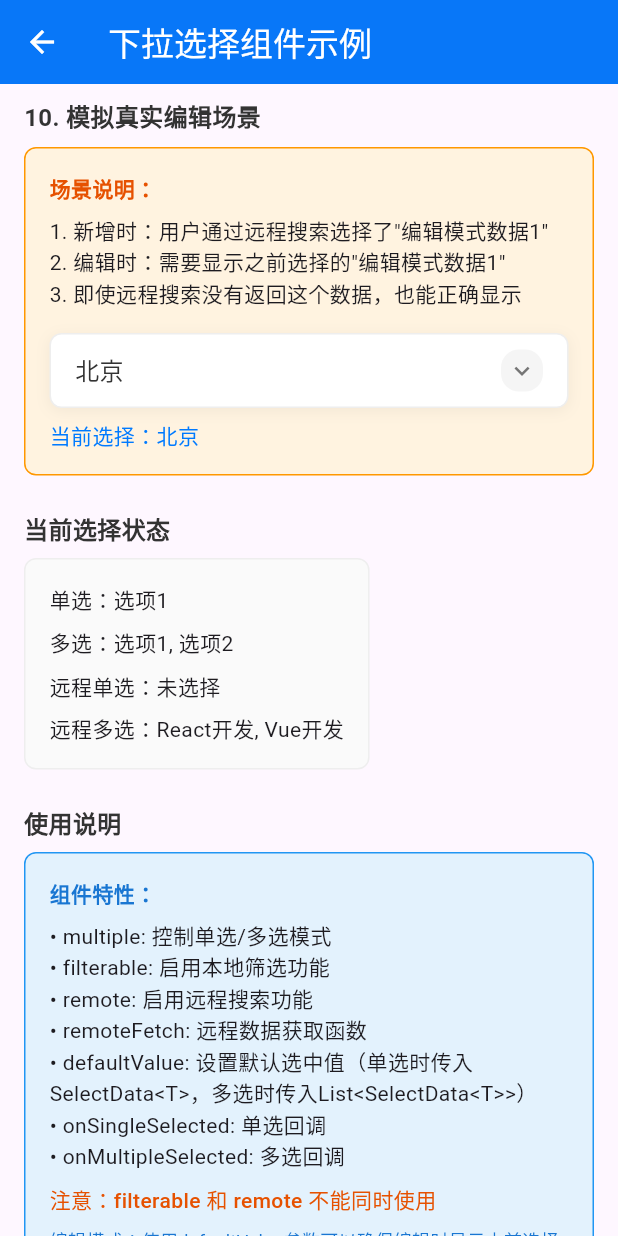
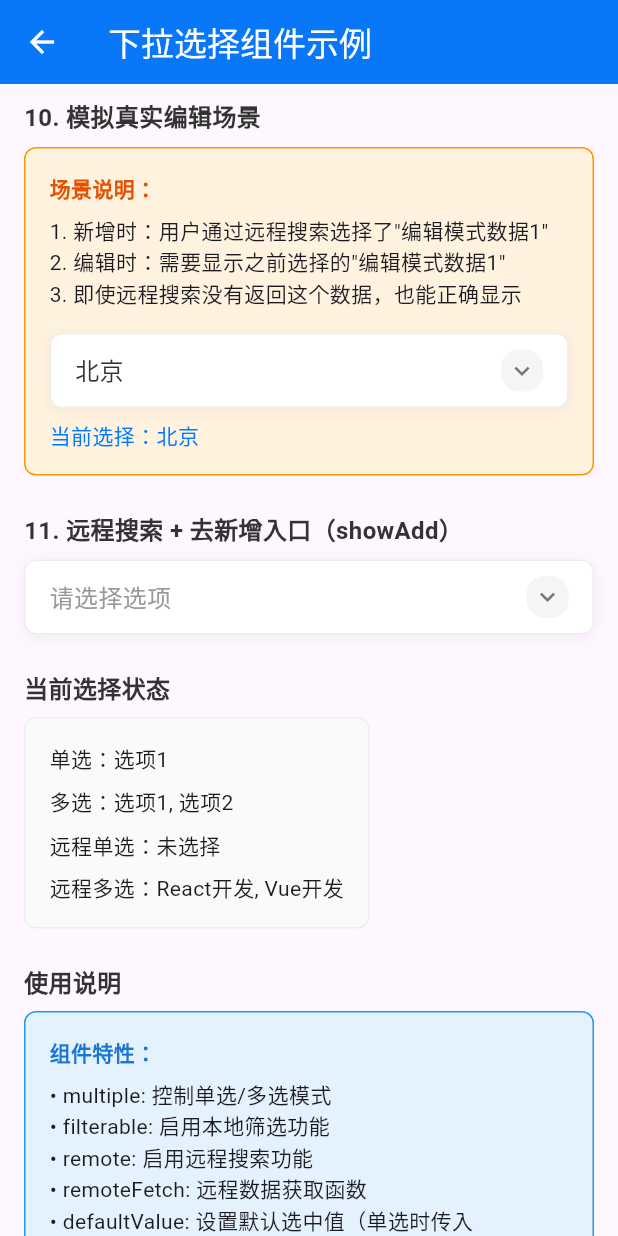
Before and after one commit to yuzhido/simple_ui_for_flutter, a Flutter app: the DropdownSelectPage screen opened directly, scrolled down 1152 dp, on a phone screen of 412 x 824 dp. Run offline on Flutter 3.47's test engine with Material 3 defaults, Android fonts, the phone set to English and light mode, and no system bars; our stand-ins replace dio, file_picker, image_picker, permission_handler, sqflite; accounts and stored records are empty.

Commit message:
优化自定义下拉组件可以配置显示新增按钮

```diff
--- a/example/lib/pages/dropdown_select/index.dart
+++ b/example/lib/pages/dropdown_select/index.dart
@@ -353,6 +353,19 @@ class _DropdownSelectPageState extends State<DropdownSelectPage> {
             ),
             const SizedBox(height: 24),
 
+            // 远程搜索 + 去新增入口
+            _buildSectionTitle('11. 远程搜索 + 去新增入口（showAdd）'),
+            const SizedBox(height: 8),
+            DropdownChoose<City>(
+              remote: true,
+              remoteFetch: _fetchRemoteData,
+              showAdd: true,
+              onAdd: (val) {
+                _toast('点击了去新增');
+              },
+            ),
+            const SizedBox(height: 24),
+
             // 显示当前选择状态
             _buildSectionTitle('当前选择状态'),
             const SizedBox(height: 8),
--- a/lib/models/form_config.dart
+++ b/lib/models/form_config.dart
@@ -166,6 +166,8 @@ class DropdownFieldProps {
   final Future<List<SelectData<dynamic>>> Function(String keyword)? remoteFetch;
   final Function(SelectData<dynamic>)? onSingleSelected;
   final Function(List<SelectData<dynamic>>)? onMultipleSelected;
+  final bool? showAdd;
+  final void Function(String keyword)? onAdd;
   const DropdownFieldProps({
     required this.options,
     this.multiple,
@@ -178,6 +180,8 @@ class DropdownFieldProps {
     this.placeholderText,
     this.onSingleSelected,
     this.onMultipleSelected,
+    this.showAdd,
+    this.onAdd,
   });
 }
 
--- a/lib/src/config_form/index.dart
+++ b/lib/src/config_form/index.dart
@@ -307,6 +307,11 @@ class _ConfigFormState extends State<ConfigForm> {
                       filterable: filterable,
                       remote: remote,
                       defaultValue: defaultValue,
+                      showAdd: p?.showAdd ?? false,
+                      onAdd: (keyword) {
+                        // 将关键词透传到外部配置回调
+                        if (p?.onAdd != null) p!.onAdd!(keyword);
+                      },
                       onSingleSelected: (value) {
                         setState(() {
                           _setValue(field.name, value.value);
--- a/pubspec.yaml
+++ b/pubspec.yaml
@@ -1,6 +1,6 @@
 name: simple_ui
 description: "自定义简单 UI 组件"
-version: 1.0.5
+version: 1.0.6
 homepage: "https://github.com/yuzhido/simple_ui_for_flutter.git"
 repository: "https://github.com/yuzhido/simple_ui_for_flutter.git"
 issue_tracker: "https://github.com/yuzhido/simple_ui_for_flutter.git/issues"
```
Also changed, not shown: lib/src/dropdown_choose/index.dart (+69 -6 lines).
